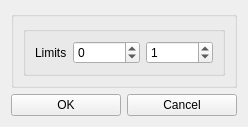
JYU-IBA/potku, file ui_files/ui_depth_profile_limits.ui: the form before one commit.
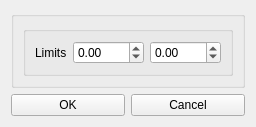
The form after the commit.

Commit message: Added limits for depth_profile manual entry

```diff
--- a/ui_files/ui_depth_profile_limits.ui
+++ b/ui_files/ui_depth_profile_limits.ui
@@ -6,8 +6,8 @@
    <rect>
     <x>0</x>
     <y>0</y>
-    <width>208</width>
-    <height>111</height>
+    <width>218</width>
+    <height>114</height>
    </rect>
   </property>
   <property name="focusPolicy">
@@ -39,12 +39,12 @@
             </widget>
            </item>
            <item>
-            <widget class="QSpinBox" name="spinbox_limit_min">
+            <widget class="QDoubleSpinBox" name="spinbox_limit_min">
              <property name="minimum">
-              <number>-10000</number>
+              <double>-200.000000000000000</double>
              </property>
              <property name="maximum">
-              <number>100000</number>
+              <double>2000.000000000000000</double>
              </property>
              <property name="singleStep">
               <number>10</number>
@@ -52,18 +52,15 @@
             </widget>
            </item>
            <item>
-            <widget class="QSpinBox" name="spinbox_limit_max">
+            <widget class="QDoubleSpinBox" name="spinbox_limit_max">
              <property name="minimum">
-              <number>-10000</number>
+              <double>-200.000000000000000</double>
              </property>
              <property name="maximum">
-              <number>100000</number>
+              <double>2000.000000000000000</double>
              </property>
              <property name="singleStep">
-              <number>10</number>
-             </property>
-             <property name="value">
-              <number>1</number>
+              <double>1.000000000000000</double>
              </property>
             </widget>
            </item>
```
Left out of the diff: 2 changed lines with no effect on the pictures. The commit also changes 2 other files.
